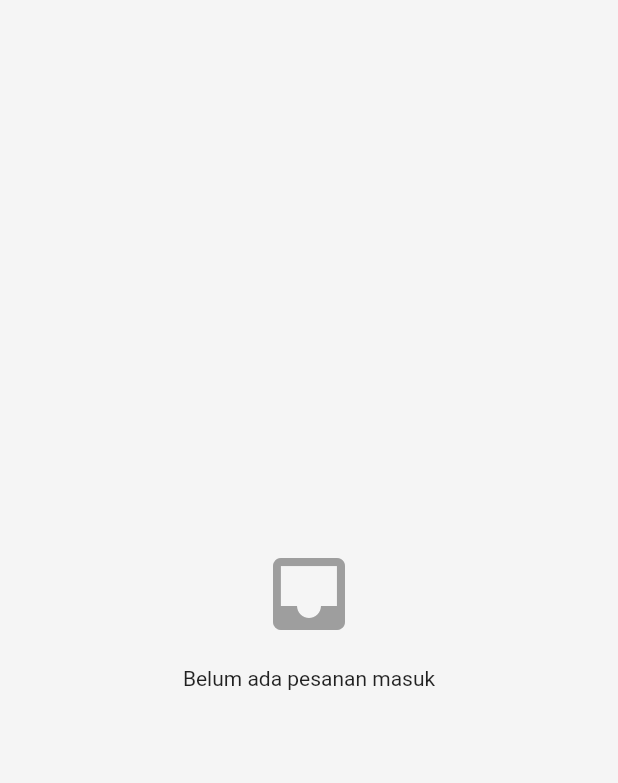
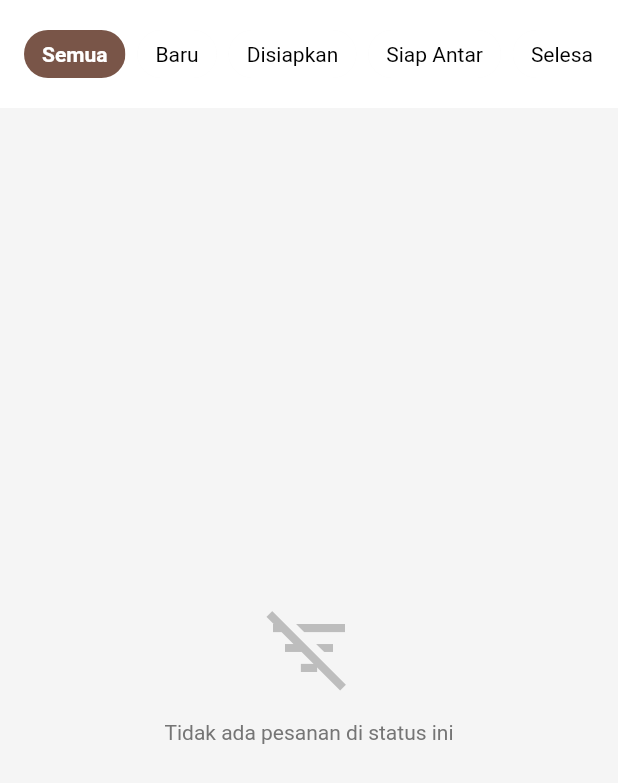
Before and after one commit to bagusromadhon/CoffeShop_APP, a Flutter app: the StaffOrderListPage screen opened directly, on a phone screen of 412 x 824 dp. Shown: the top 783 px of the screen. Run offline on Flutter 3.47's test engine with Material 3 defaults, Android fonts, the phone set to English and light mode, and no system bars; our stand-ins replace firebase_core, firebase_messaging, flutter_dotenv, flutter_local_notifications, flutter_map, geolocator and 6 more; accounts and stored records are empty.

Commit message:
[update] update ui/ux staff ored list for staff

```diff
--- a/lib/features/staff/order_management/presentation/staff_order_list_page.dart
+++ b/lib/features/staff/order_management/presentation/staff_order_list_page.dart
@@ -1,7 +1,6 @@
 import 'package:flutter/material.dart';
 import 'package:get/get.dart';
-import 'package:intl/intl.dart'; // Jangan lupa: flutter pub add intl
-
+import 'package:intl/intl.dart';
 import '../controllers/staff_order_controller.dart';
 
 class StaffOrderListPage extends StatelessWidget {
@@ -13,58 +12,127 @@ class StaffOrderListPage extends StatelessWidget {
 
     return Scaffold(
       backgroundColor: Colors.grey[100],
-      body: StreamBuilder<List<Map<String, dynamic>>>(
+      body: Column(
+        children: [
+          // --- BAGIAN HEADER FILTER ---
+          Container(
+            color: Colors.white,
+            padding: const EdgeInsets.symmetric(vertical: 12, horizontal: 16),
+            child: SingleChildScrollView(
+              scrollDirection: Axis.horizontal,
+              child: Row(
+                children: [
+                  _buildFilterChip(controller, 'Semua', 'all'),
+                  const SizedBox(width: 8),
+                  _buildFilterChip(controller, 'Baru', 'pending'),
+                  const SizedBox(width: 8),
+                  _buildFilterChip(controller, 'Disiapkan', 'processing'),
+                  const SizedBox(width: 8),
+                  _buildFilterChip(controller, 'Siap Antar', 'ready'),
+                  const SizedBox(width: 8),
+                  _buildFilterChip(controller, 'Selesai', 'completed'),
+                ],
+              ),
+            ),
+          ),
+
+          // --- BAGIAN LIST PESANAN ---
+          Expanded(
+            child: StreamBuilder<List<Map<String, dynamic>>>(
               stream: controller.getOrderStream(),
               builder: (context, snapshot) {
-          // 1. Loading State
                 if (snapshot.connectionState == ConnectionState.waiting) {
                   return const Center(child: CircularProgressIndicator());
                 }
-
-          // 2. Error State
                 if (snapshot.hasError) {
                   return Center(child: Text("Error: ${snapshot.error}"));
                 }
 
-          final orders = snapshot.data ?? [];
+                final allOrders = snapshot.data ?? [];
 
-          // 3. Empty State
-          if (orders.isEmpty) {
-            return const Center(
+                // --- LOGIC FILTERING (Membungkus List dengan Obx) ---
+                //menggunakan Obx disini agar saat tombol filter diklik, list langsung berubah
+                return Obx(() {
+                  // Filter data berdasarkan status yang dipilih
+                  final filteredOrders = controller.selectedFilter.value == 'all'
+                      ? allOrders
+                      : allOrders.where((order) {
+                          final status = (order['status'] ?? '').toString().toLowerCase();
+                          return status == controller.selectedFilter.value;
+                        }).toList();
+
+                  if (filteredOrders.isEmpty) {
+                    return Center(
                       child: Column(
                         mainAxisAlignment: MainAxisAlignment.center,
                         children: [
-                  Icon(Icons.inbox, size: 64, color: Colors.grey),
-                  SizedBox(height: 16),
-                  Text("Belum ada pesanan masuk"),
+                          Icon(Icons.filter_list_off, size: 64, color: Colors.grey[400]),
+                          const SizedBox(height: 16),
+                          Text(
+                            "Tidak ada pesanan di status ini",
+                            style: TextStyle(color: Colors.grey[600]),
+                          ),
                         ],
                       ),
                     );
                   }
 
-          // 4. List Pesanan
                   return ListView.builder(
                     padding: const EdgeInsets.all(16),
-            itemCount: orders.length,
+                    itemCount: filteredOrders.length,
                     itemBuilder: (context, index) {
-              final order = orders[index];
+                      final order = filteredOrders[index];
                       final status = order['status'] ?? 'pending';
+                      List<dynamic> items = order['items'] ?? [];
 
-              // Parsing item JSON
-              List<dynamic> items = order['items'] ?? [];
+                      return _buildOrderCard(order, status, items, controller);
+                    },
+                  );
+                });
+              },
+            ),
+          ),
+        ],
+      ),
+    );
+  }
+
+  // --- WIDGET PISAHAN UNTUK TOMBOL FILTER ---
+  Widget _buildFilterChip(StaffOrderController controller, String label, String value) {
+    return Obx(() {
+      final isSelected = controller.selectedFilter.value == value;
+      return ChoiceChip(
+        label: Text(label),
+        selected: isSelected,
+        onSelected: (bool selected) {
+          if (selected) controller.setFilter(value);
+        },
+        selectedColor: Colors.brown,
+        labelStyle: TextStyle(
+          color: isSelected ? Colors.white : Colors.black,
+          fontWeight: isSelected ? FontWeight.bold : FontWeight.normal,
+        ),
+        backgroundColor: Colors.white,
+      );
+    });
+  }
+
+  // --- WIDGET KARTU PESANAN (Dipisah biar rapi) ---
+  Widget _buildOrderCard(
+      Map<String, dynamic> order,
+      String status,
+      List<dynamic> items,
+      StaffOrderController controller) {
 
     return Card(
       margin: const EdgeInsets.only(bottom: 16),
       elevation: 3,
-                shape: RoundedRectangleBorder(
-                  borderRadius: BorderRadius.circular(12),
-                ),
+      shape: RoundedRectangleBorder(borderRadius: BorderRadius.circular(12)),
       child: Padding(
         padding: const EdgeInsets.all(16),
         child: Column(
           crossAxisAlignment: CrossAxisAlignment.start,
           children: [
-                      // Header: Meja & Status Badge
             Row(
               mainAxisAlignment: MainAxisAlignment.spaceBetween,
               children: [
@@ -77,10 +145,7 @@ class StaffOrderListPage extends StatelessWidget {
                   ),
                 ),
                 Container(
-                            padding: const EdgeInsets.symmetric(
-                              horizontal: 10,
-                              vertical: 4,
-                            ),
+                  padding: const EdgeInsets.symmetric(horizontal: 10, vertical: 4),
                   decoration: BoxDecoration(
                     color: Color(controller.getStatusColor(status)),
                     borderRadius: BorderRadius.circular(20),
@@ -98,73 +163,49 @@ class StaffOrderListPage extends StatelessWidget {
             ),
             const Divider(height: 24),
 
-                      // List Item Menu
-                      ...items.map(
-                        (item) {
-                          // --- PERBAIKAN: SAFE PARSING UNTUK HARGA ---
-                          // Mencegah error "String is not subtype of int"
+            ...items.map((item) {
               final price = int.tryParse(item['price'].toString()) ?? 0;
               final qty = int.tryParse(item['quantity'].toString()) ?? 0;
               final totalItemPrice = price * qty;
-                          // -------------------------------------------
 
               return Padding(
                 padding: const EdgeInsets.only(bottom: 4),
                 child: Row(
                   mainAxisAlignment: MainAxisAlignment.spaceBetween,
                   children: [
+                    Text("${item['quantity']}x ${item['name']}", style: const TextStyle(fontSize: 15)),
                     Text(
-                                  "${item['quantity']}x ${item['name']}",
-                                  style: const TextStyle(fontSize: 15),
-                                ),
-                                Text(
-                                  NumberFormat.currency(
-                                    locale: 'id',
-                                    symbol: '',
-                                    decimalDigits: 0,
-                                  ).format(totalItemPrice),
+                      NumberFormat.currency(locale: 'id', symbol: '', decimalDigits: 0)
+                          .format(totalItemPrice),
                       style: const TextStyle(color: Colors.grey),
                     ),
                   ],
                 ),
               );
-                        },
-                      ),
+            }),
 
             const SizedBox(height: 12),
-
-                      // Total Harga & Waktu
             Row(
               mainAxisAlignment: MainAxisAlignment.spaceBetween,
               children: [
                 Text(
-                            DateFormat('HH:mm').format(
-                              DateTime.parse(order['created_at']).toLocal(),
-                            ),
-                            style: const TextStyle(
-                              color: Colors.grey,
-                              fontSize: 12,
-                            ),
+                  DateFormat('HH:mm').format(DateTime.parse(order['created_at']).toLocal()),
+                  style: const TextStyle(color: Colors.grey, fontSize: 12),
                 ),
                 Text(
                   "Total: Rp ${order['total_price']}",
-                            style: const TextStyle(
-                              fontWeight: FontWeight.bold,
-                              fontSize: 16,
-                            ),
+                  style: const TextStyle(fontWeight: FontWeight.bold, fontSize: 16),
                 ),
               ],
             ),
 
+            // Tombol hanya muncul jika belum completed
+            if (status.toString().toLowerCase() != 'completed') ...[
               const SizedBox(height: 16),
-
-                      // TOMBOL AKSI UTAMA
-                      if (status != 'completed')
               SizedBox(
                 width: double.infinity,
                 child: ElevatedButton(
-                            onPressed: () =>
-                                controller.advanceStatus(order['id'], status),
+                  onPressed: () => controller.advanceStatus(order['id'], status),
                   style: ElevatedButton.styleFrom(
                     backgroundColor: _getButtonColor(status),
                     foregroundColor: Colors.white,
@@ -172,48 +213,32 @@ class StaffOrderListPage extends StatelessWidget {
                   ),
                   child: Text(
                     _getButtonText(status),
-                              style: const TextStyle(
-                                fontWeight: FontWeight.bold,
-                                fontSize: 16,
+                    style: const TextStyle(fontWeight: FontWeight.bold, fontSize: 16),
                   ),
                 ),
               ),
-                        ),
+            ]
           ],
         ),
       ),
     );
-            },
-          );
-        },
-      ),
-    );
   }
 
-  // Teks Tombol Berubah Dinamis
   String _getButtonText(String status) {
-    switch (status) {
-      case 'pending':
-        return "Terima & Siapkan";
-      case 'processing':
-        return "Selesai Masak (Siap Antar)";
-      case 'ready':
-        return "Selesaikan Pesanan";
-      default:
-        return "";
+    switch (status.toLowerCase()) {
+      case 'pending': return "Terima & Siapkan";
+      case 'processing': return "Selesai Masak (Siap Antar)";
+      case 'ready': return "Selesaikan Pesanan";
+      default: return "";
     }
   }
 
   Color _getButtonColor(String status) {
-    switch (status) {
-      case 'pending':
-        return Colors.brown;
-      case 'processing':
-        return Colors.blue[700]!;
-      case 'ready':
-        return Colors.green[700]!;
-      default:
-        return Colors.grey;
+    switch (status.toLowerCase()) {
+      case 'pending': return Colors.brown;
+      case 'processing': return Colors.blue[700]!;
+      case 'ready': return Colors.green[700]!;
+      default: return Colors.grey;
     }
   }
 }
```
Also changed, not shown: lib/features/staff/order_management/controllers/staff_order_controller.dart (+16 -21 lines). Lines whose indentation alone changed are shown as unchanged.
